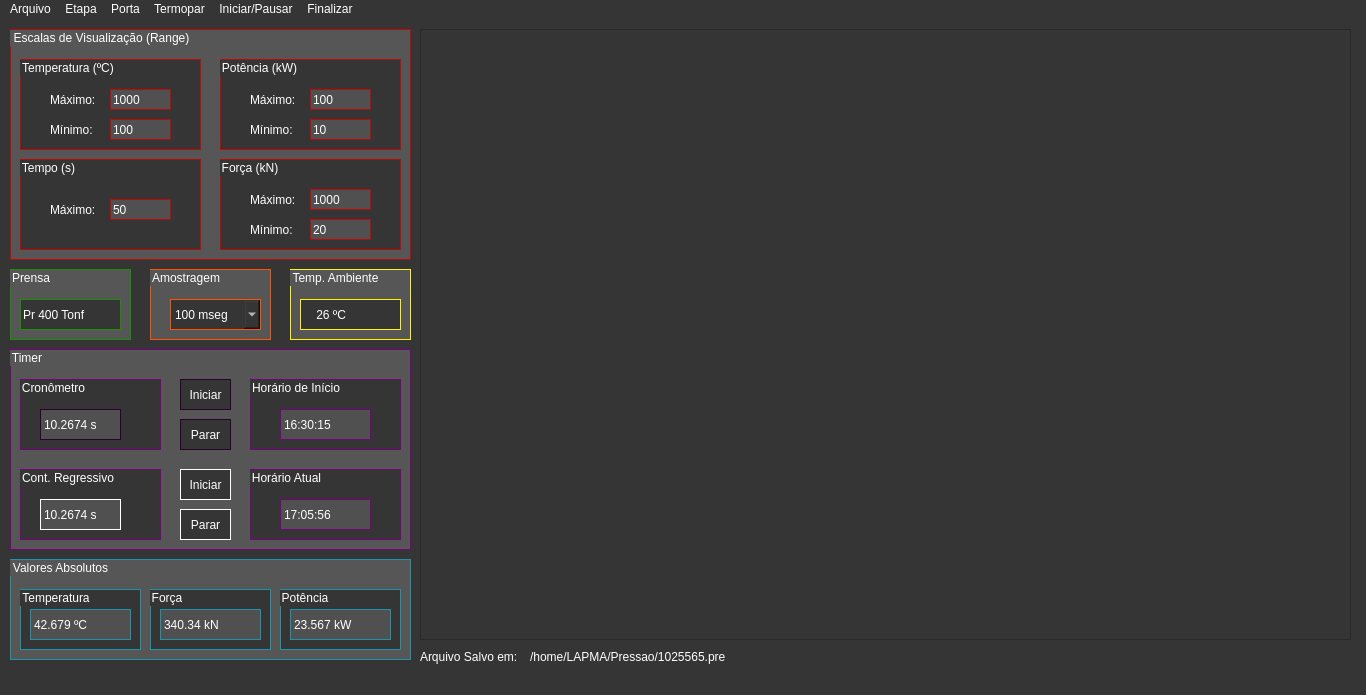
Old version of the form Interface/Resources/CalibracaoT.ui in the repository claudinoac/SADAPMAP.
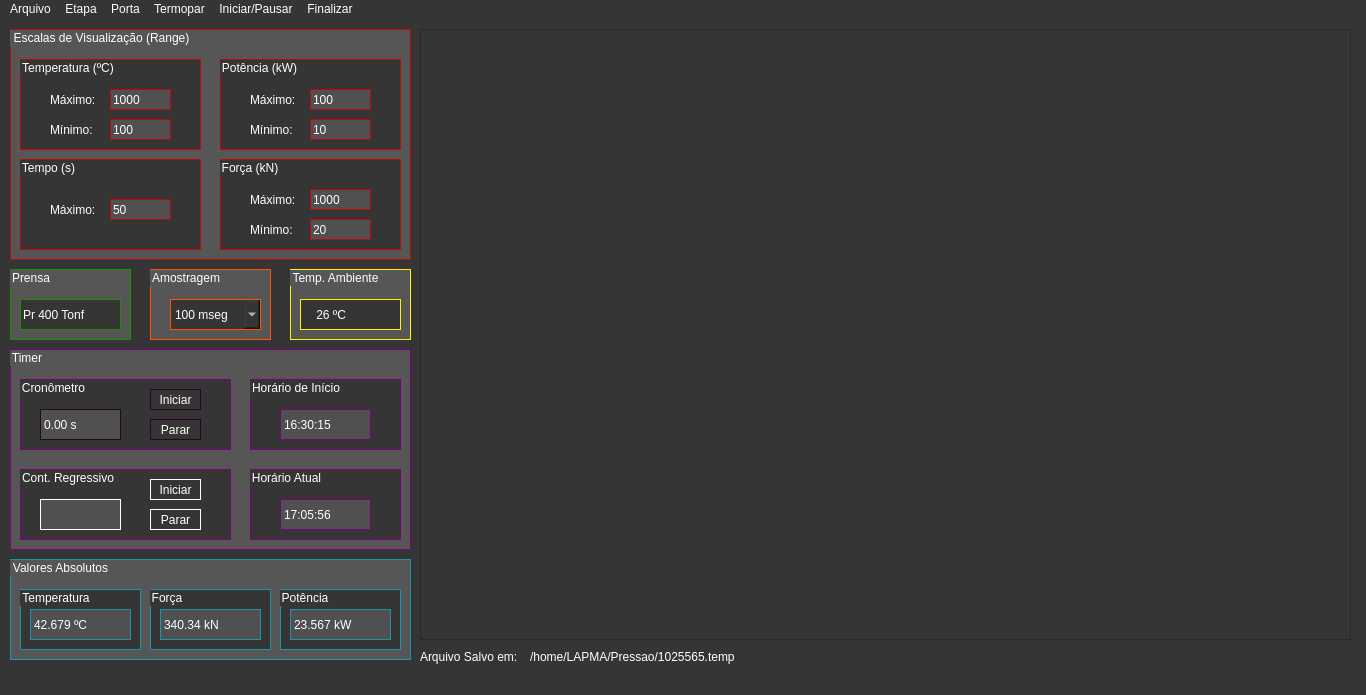
New version of the form.

Commit message: Padronização das interfaces e gráficos genéricos com n eixos

```diff
--- a/Interface/Resources/CalibracaoT.ui
+++ b/Interface/Resources/CalibracaoT.ui
@@ -473,29 +473,12 @@
     <property name="title">
      <string>Timer</string>
     </property>
-    <widget class="QPushButton" name="startTimerButton">
-     <property name="geometry">
-      <rect>
-       <x>170</x>
-       <y>30</y>
-       <width>51</width>
-       <height>31</height>
-      </rect>
-     </property>
-     <property name="styleSheet">
-      <string notr="true">background-color:rgb(53, 53, 53);
-border: 1px solid rgb(44, 0, 47);</string>
-     </property>
-     <property name="text">
-      <string>Iniciar</string>
-     </property>
-    </widget>
     <widget class="QGroupBox" name="timerGBox">
      <property name="geometry">
       <rect>
        <x>10</x>
        <y>30</y>
-       <width>141</width>
+       <width>211</width>
        <height>71</height>
       </rect>
      </property>
@@ -521,12 +504,43 @@
 font: 75 12pt &quot;Noto Serif&quot;;</string>
       </property>
       <property name="text">
-       <string>10.2674 s</string>
+       <string>0.00 s</string>
       </property>
      </widget>
-     <zorder>timerLabel</zorder>
-     <zorder>startTimerButton</zorder>
-     <zorder>stopTimerButton</zorder>
+     <widget class="QPushButton" name="startTimerButton">
+      <property name="geometry">
+       <rect>
+        <x>130</x>
+        <y>10</y>
+        <width>51</width>
+        <height>21</height>
+       </rect>
+      </property>
+      <property name="styleSheet">
+       <string notr="true">background-color:rgb(53, 53, 53);
+border: 1px solid rgb(44, 0, 47);</string>
+      </property>
+      <property name="text">
+       <string>Iniciar</string>
+      </property>
+     </widget>
+     <widget class="QPushButton" name="stopTimerButton">
+      <property name="geometry">
+       <rect>
+        <x>130</x>
+        <y>40</y>
+        <width>51</width>
+        <height>21</height>
+       </rect>
+      </property>
+      <property name="styleSheet">
+       <string notr="true">background-color:rgb(53, 53, 53);
+border: 1px solid rgb(44, 0, 47);</string>
+      </property>
+      <property name="text">
+       <string>Parar</string>
+      </property>
+     </widget>
     </widget>
     <widget class="QGroupBox" name="currentTimeGBox">
      <property name="geometry">
@@ -596,29 +610,12 @@
       </property>
      </widget>
     </widget>
-    <widget class="QPushButton" name="stopTimerButton">
-     <property name="geometry">
-      <rect>
-       <x>170</x>
-       <y>70</y>
-       <width>51</width>
-       <height>31</height>
-      </rect>
-     </property>
-     <property name="styleSheet">
-      <string notr="true">background-color:rgb(53, 53, 53);
-border: 1px solid rgb(44, 0, 47);</string>
-     </property>
-     <property name="text">
-      <string>Parar</string>
-     </property>
-    </widget>
     <widget class="QGroupBox" name="regTimerGBox">
      <property name="geometry">
       <rect>
        <x>10</x>
        <y>120</y>
-       <width>141</width>
+       <width>211</width>
        <height>71</height>
       </rect>
      </property>
@@ -628,7 +625,24 @@
      <property name="title">
       <string>Cont. Regressivo</string>
      </property>
-     <widget class="QLabel" name="regTimerLabel">
+     <widget class="QPushButton" name="startRegTimerButton">
+      <property name="geometry">
+       <rect>
+        <x>130</x>
+        <y>10</y>
+        <width>51</width>
+        <height>21</height>
+       </rect>
+      </property>
+      <property name="styleSheet">
+       <string notr="true">border: 1px solid rgb(255,255,255);
+background-color:rgb(53, 53, 53)</string>
+      </property>
+      <property name="text">
+       <string>Iniciar</string>
+      </property>
+     </widget>
+     <widget class="QLineEdit" name="regTimerLabel">
       <property name="geometry">
        <rect>
         <x>20</x>
@@ -643,35 +657,15 @@
 color:rgb(255,255,255);
 font: 75 12pt &quot;Noto Serif&quot;;</string>
       </property>
-      <property name="text">
-       <string>10.2674 s</string>
-      </property>
      </widget>
     </widget>
-    <widget class="QPushButton" name="startRegTimerButton">
-     <property name="geometry">
-      <rect>
-       <x>170</x>
-       <y>120</y>
-       <width>51</width>
-       <height>31</height>
-      </rect>
-     </property>
-     <property name="styleSheet">
-      <string notr="true">border: 1px solid rgb(255,255,255);
-background-color:rgb(53, 53, 53)</string>
-     </property>
-     <property name="text">
-      <string>Iniciar</string>
-     </property>
-    </widget>
     <widget class="QPushButton" name="stopRegTimerButton">
      <property name="geometry">
       <rect>
-       <x>170</x>
+       <x>140</x>
        <y>160</y>
        <width>51</width>
-       <height>31</height>
+       <height>21</height>
       </rect>
      </property>
      <property name="styleSheet">
@@ -742,7 +736,7 @@
      </rect>
     </property>
     <property name="text">
-     <string>/home/LAPMA/Pressao/1025565.pre</string>
+     <string>/home/LAPMA/Pressao/1025565.temp</string>
     </property>
    </widget>
    <widget class="QGroupBox" name="ambientTempGBox">
```
Left out of the diff: 54 changed lines with no effect on the pictures. The commit also changes 7 other files.
